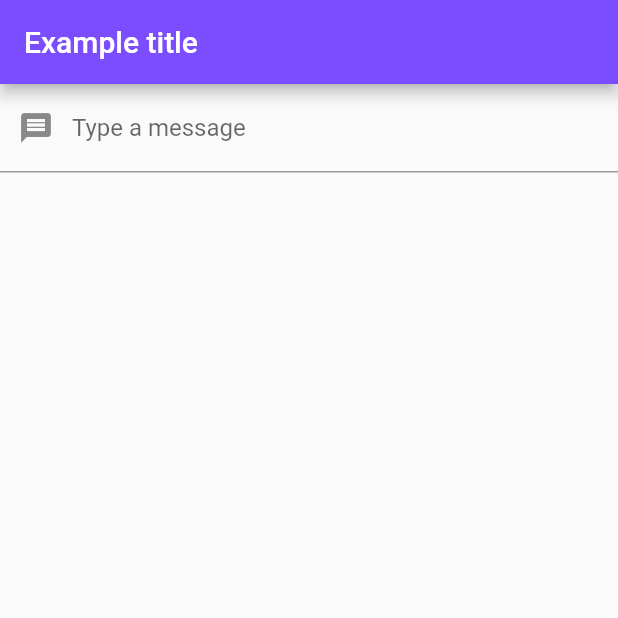
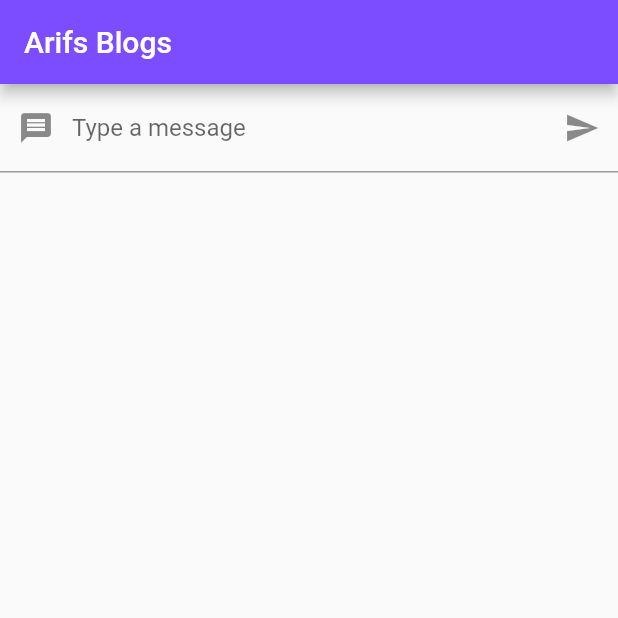
Before and after one commit to BlackKnightZERO/FlutterFirebaseBlog, a Flutter app: the screen it shows after launch, on a phone screen of 412 x 824 dp, the top half of it. Run offline on Flutter 3.47's test engine with Material 2 defaults, Android fonts, the phone set to English and light mode, and no system bars.

Commit message:
callback-widget

```diff
--- a/lib/main.dart
+++ b/lib/main.dart
@@ -12,34 +12,50 @@ class MyApp extends StatelessWidget {
   Widget build(BuildContext context) {
     return MaterialApp(
       title: 'First App',
-      // theme: ThemeData(
-      //   // primaryColor: Colors.lightBlue[800],
-      //   colorScheme: ColorScheme.fromSeed(seedColor: Colors.deepOrange),
-      //   useMaterial3: true,
-      // ),
       theme: ThemeData(
         primarySwatch: Colors.blue,
-        appBarTheme: AppBarTheme(
+        appBarTheme: const AppBarTheme(
           iconTheme: IconThemeData(color: Colors.black),
           color: Colors.deepPurpleAccent,
         ),
       ),
-      home: MyHomePage(),
+      home: const MyHomePage(),
     );
   }
 }
 
-class MyHomePage extends StatelessWidget {
+class MyHomePage extends StatefulWidget {
+  const MyHomePage({super.key});
+
+  @override
+  State<MyHomePage> createState() => _MyHomePageState();
+}
+
+class _MyHomePageState extends State<MyHomePage> {
+  String text = "";
+
+  void changeText(String newText) {
+    setState(() {
+      text = newText;
+    });
+  }
+
   @override
   Widget build(BuildContext context) {
-    // return Scaffold(appBar: AppBar(title: Text('Hello World!')));
     return Scaffold(
-        appBar: AppBar(title: Text('Example title')), body: TextInputWidget());
+      appBar: AppBar(
+        title: const Text('Arifs Blogs'),
+      ),
+      body: Column(
+        children: <Widget>[TextInputWidget(changeText), Text(text)],
+      ),
+    );
   }
 }
 
 class TextInputWidget extends StatefulWidget {
-  const TextInputWidget({super.key});
+  final Function(String) callback;
+  const TextInputWidget(this.callback);
 
   @override
   State<TextInputWidget> createState() => _TextInputWidgetState();
@@ -47,7 +63,6 @@ class TextInputWidget extends StatefulWidget {
 
 class _TextInputWidgetState extends State<TextInputWidget> {
   final controller = TextEditingController();
-  String text = "";
 
   @override
   void dispose() {
@@ -55,28 +70,25 @@ class _TextInputWidgetState extends State<TextInputWidget> {
     controller.dispose();
   }
 
-  void changeText(newText) {
-    if (newText == "clr") {
-      controller.clear();
-      newText = "";
-    }
-    setState(() {
-      this.text = newText;
-    });
+  void click() {
+    widget.callback(controller.text);
+    controller.clear();
   }
 
   @override
   Widget build(BuildContext context) {
-    return Column(
-      children: <Widget>[
-        TextField(
-          controller: this.controller,
-          decoration: InputDecoration(
-              prefixIcon: Icon(Icons.message), labelText: "Type a message"),
-          onChanged: (text) => this.changeText(text),
+    return TextField(
+      controller: controller,
+      decoration: InputDecoration(
+        prefixIcon: const Icon(Icons.message),
+        labelText: "Type a message",
+        suffixIcon: IconButton(
+          icon: const Icon(Icons.send),
+          splashColor: const Color.fromARGB(255, 187, 22, 47),
+          tooltip: "Post Message",
+          onPressed: () => {click()},
         ),
-        Text(this.text)
-      ],
+      ),
     );
   }
 }
```
